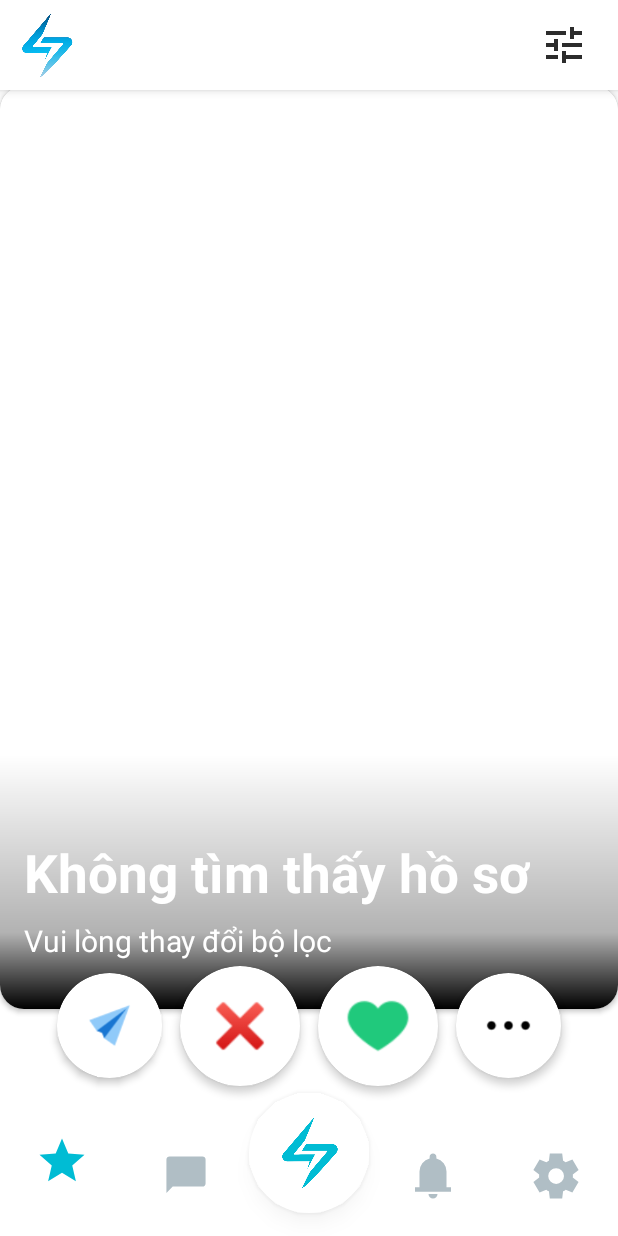
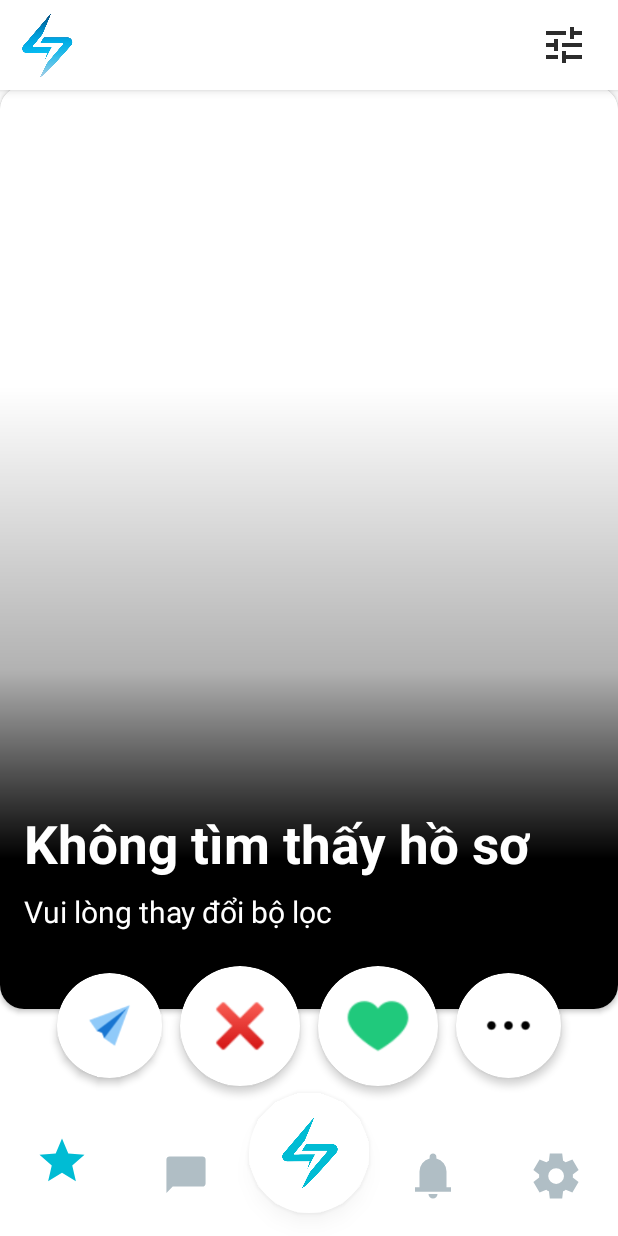
Before and after one commit to ThinhVo0/dating-app-ui, an Android app: the ProfileFragment screen opened directly, with no data from a screen before it, on a phone screen of 412 x 824 dp. Run offline under Robolectric (Android 15) with nearby library versions, the phone set to English and light mode, and no system bars; 2 statements that could not run were skipped.

Commit message:
fix main ui

```diff
--- a/app/src/main/res/drawable/gradient_fade_to_black.xml
+++ b/app/src/main/res/drawable/gradient_fade_to_black.xml
@@ -1,23 +1,19 @@
 <?xml version="1.0" encoding="utf-8"?>
 <layer-list xmlns:android="http://schemas.android.com/apk/res/android">
-
-    <!-- Layer 1: Transparent to keep the image bright -->
     <item>
         <shape>
             <solid android:color="@android:color/transparent" />
         </shape>
     </item>
-
-    <!-- Layer 2: Gradient in the bottom ~15% -->
-    <item android:top="446dp"> <!-- Start gradient at ~85% (525dp * 0.85) -->
+    <item android:top="200dp">
         <shape>
             <gradient
                 android:type="linear"
                 android:angle="270"
                 android:startColor="#00000000"
-            android:endColor="#FF000000"
-            android:centerColor="#4D000000"
-            android:centerY="0.7" />
+                android:endColor="#FF000000"
+                android:centerColor="#4D000000"
+                android:centerY="0.6" />
         </shape>
     </item>
 
--- a/app/src/main/res/layout/fragment_match.xml
+++ b/app/src/main/res/layout/fragment_match.xml
@@ -8,7 +8,7 @@
     android:clipChildren="true"
     android:clipToPadding="true">
 
-    <!-- CardView chứa ViewPager2 -->
+    <!-- CardView chứa ViewPager2 và thông tin -->
     <androidx.cardview.widget.CardView
         android:id="@+id/profileCard"
         android:layout_width="0dp"
@@ -27,43 +27,54 @@
             android:layout_width="match_parent"
             android:layout_height="match_parent">
 
-            <!-- ViewPager2 -->
+            <!-- ViewPager2 cho ảnh -->
             <androidx.viewpager2.widget.ViewPager2
                 android:id="@+id/viewPager"
                 android:layout_width="match_parent"
                 android:layout_height="0dp"
+                android:background="@drawable/rounded_background"
+                android:clipChildren="false"
                 android:clipToPadding="false"
-                android:clipChildren="false"
-                android:background="@drawable/rounded_background"
                 android:overScrollMode="always"
                 app:layout_constraintTop_toTopOf="parent"
-                app:layout_constraintBottom_toBottomOf="parent"
+                app:layout_constraintBottom_toTopOf="@id/extendedBlackArea"
                 app:layout_constraintStart_toStartOf="parent"
                 app:layout_constraintEnd_toEndOf="parent" />
 
-            <!-- Gradient overlay (includes black strip) -->
+            <!-- Gradient overlay trên ảnh -->
             <View
                 android:id="@+id/cardGradientOverlay"
                 android:layout_width="0dp"
                 android:layout_height="0dp"
                 android:background="@drawable/gradient_fade_to_black"
                 app:layout_constraintTop_toTopOf="parent"
-                app:layout_constraintBottom_toBottomOf="parent"
+                app:layout_constraintBottom_toTopOf="@id/extendedBlackArea"
                 app:layout_constraintStart_toStartOf="parent"
                 app:layout_constraintEnd_toEndOf="parent" />
 
-            <!-- Thông tin cơ bản (overlay on black strip) -->
+            <!-- Phần màu đen kéo dài -->
+            <View
+                android:id="@+id/extendedBlackArea"
+                android:layout_width="0dp"
+                android:layout_height="100dp"
+            android:background="#000000"
+            app:layout_constraintBottom_toBottomOf="parent"
+            app:layout_constraintStart_toStartOf="parent"
+            app:layout_constraintEnd_toEndOf="parent" />
+
+            <!-- Thông tin cơ bản (đè lên cả ảnh và phần màu đen) -->
             <LinearLayout
                 android:id="@+id/basicInfoLayout"
                 android:layout_width="0dp"
                 android:layout_height="wrap_content"
+                android:layout_marginBottom="35dp"
+                android:background="@android:color/transparent"
                 android:orientation="vertical"
                 android:padding="16dp"
-                android:background="@android:color/transparent"
-                android:layout_marginBottom="16dp"
                 app:layout_constraintBottom_toBottomOf="parent"
-                app:layout_constraintStart_toStartOf="parent"
-                app:layout_constraintEnd_toEndOf="parent">
+                app:layout_constraintEnd_toEndOf="parent"
+                app:layout_constraintHorizontal_bias="0.0"
+                app:layout_constraintStart_toStartOf="parent">
 
                 <TextView
                     android:id="@+id/tvNameAge"
@@ -86,6 +97,7 @@
             </LinearLayout>
 
         </androidx.constraintlayout.widget.ConstraintLayout>
+
     </androidx.cardview.widget.CardView>
 
     <!-- Button Layout -->
```
